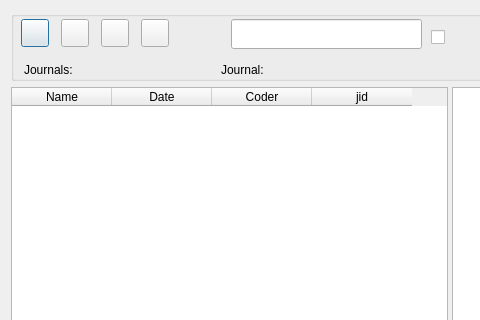
ccbogel/QualCoder, file GUI_UIs/ui_dialog_journals.ui: the form before one commit; both pictures show x 0 to 480 and y 0 to 320 of the 900 by 680 pixel window.
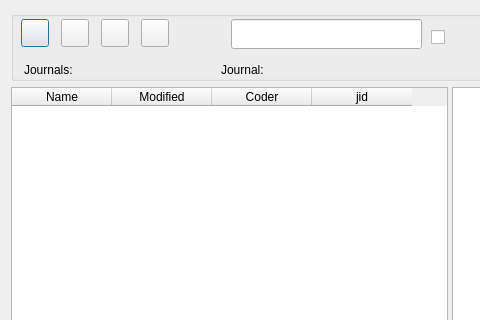
The form after the commit.

Diff of the .ui file:
```diff
--- a/GUI_UIs/ui_dialog_journals.ui
+++ b/GUI_UIs/ui_dialog_journals.ui
@@ -291,7 +291,7 @@
       </column>
       <column>
        <property name="text">
-        <string>Date</string>
+        <string>Modified</string>
        </property>
       </column>
       <column>
```
